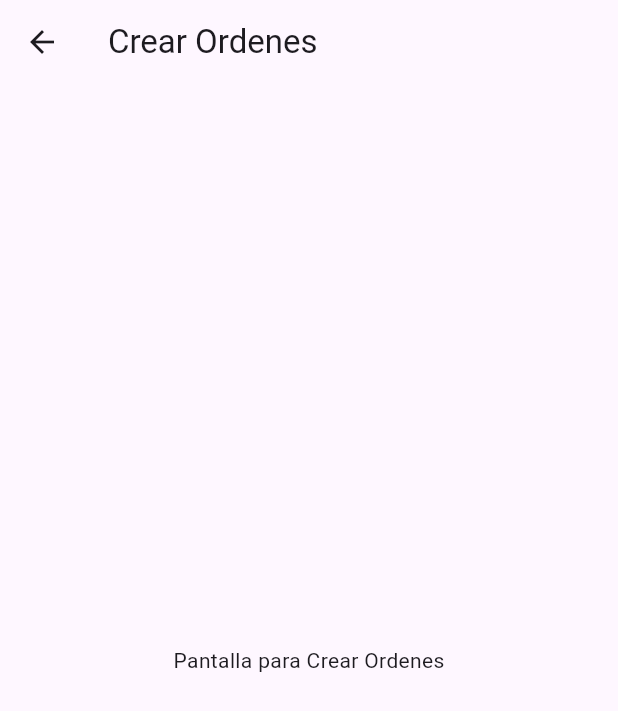
After one commit to MHS-SRL/InterfaceProduccion, a Flutter app: the CrearOrdenesScreen screen opened by its route, on a phone screen of 412 x 824 dp. The commit adds this screen. Shown: the top 711 px of the screen. Run offline on Flutter 3.47's test engine with Material 3 defaults, Android fonts, the phone set to English and light mode, and no system bars.

Commit message:
Agregue un menu bar para renderizar a la siguiente vistas e importe dichas ventanas al main dart.

```diff
--- a/lib/main.dart
+++ b/lib/main.dart
@@ -1,6 +1,15 @@
 import 'package:flutter/material.dart';
 import 'screens/home_screen.dart';
 import 'screens/login_screen.dart';
+import 'screens/crear_ordenes_screen.dart';
+import 'screens/ver_ordenes_pendientes_screen.dart';
+import 'screens/seguimiento_orden_screen.dart';
+import 'screens/analisis_productividad_screen.dart';
+import 'screens/registro_herramienta_rota_screen.dart';
+import 'screens/registro_error_maquina_screen.dart';
+import 'screens/salida_ordenes_lista_screen.dart';
+import 'screens/reportes_nocturnos_screen.dart';
+import 'screens/cerrar_sesion_screen.dart';
 
 void main() => runApp(const MyApp());
 
@@ -15,6 +24,15 @@ class MyApp extends StatelessWidget {
       routes: {
         'login': (_) => LoginScreen(),
         'home': (_) => HomeScreen(),
+        'crear_ordenes': (_) => CrearOrdenesScreen(),
+        'ver_ordenes_pendientes': (_) => VerOrdenesPendientesScreen(),
+        'seguimiento_orden': (_) => SeguimientoDeOrdenScreen(),
+        'analisis_productividad': (_) => AnalisisDeProductividadScreen(),
+        'registro_herramienta_rota': (_) => RegistroHerramientaRotaScreen(),
+        'registro_error_maquina': (_) => RegistroErrorMaquinaScreen(),
+        'salida_ordenes_lista': (_) => SalidaOrdenesListaScreen(),
+        'reportes_nocturnos': (_) => ReportesNocturnosScreen(),
+        'cerrar_sesion': (_) => CerrarSesionScreen(),
       },
       initialRoute: 'login',
     );
--- /dev/null
+++ b/lib/screens/crear_ordenes_screen.dart
@@ -0,0 +1,15 @@
+import 'package:flutter/material.dart';
+
+class CrearOrdenesScreen extends StatelessWidget {
+  @override
+  Widget build(BuildContext context) {
+    return Scaffold(
+      appBar: AppBar(
+        title: Text('Crear Ordenes'),
+      ),
+      body: Center(
+        child: Text('Pantalla para Crear Ordenes'),
+      ),
+    );
+  }
+}
```
Also changed, not shown: lib/screens/analisis_productividad_screen.dart (added, +15 -0 lines), lib/screens/cerrar_sesion_screen.dart (added, +15 -0 lines), lib/screens/registro_error_maquina_screen.dart (added, +15 -0 lines), lib/screens/registro_herramienta_rota_screen.dart (added, +15 -0 lines), lib/screens/reportes_nocturnos_screen.dart (added, +15 -0 lines), lib/screens/salida_ordenes_lista_screen.dart (added, +15 -0 lines), lib/screens/seguimiento_orden_screen.dart (added, +15 -0 lines), lib/screens/ver_ordenes_pendientes_screen.dart (added, +15 -0 lines).
